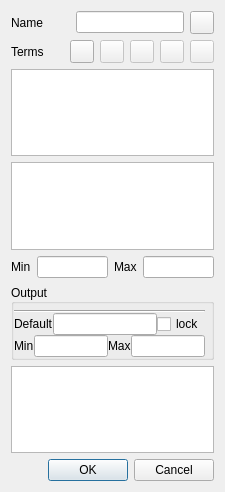
Before: the Qt Designer form qtfuzzylite/ui/Variable.ui in fuzzylite/fuzzylite, drawn with Qt 5.
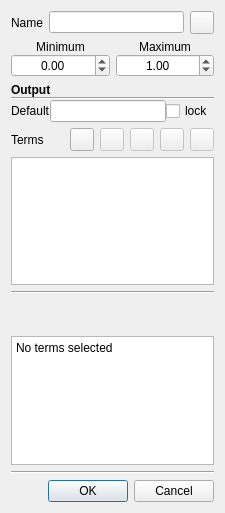
After: the same form once the commit is applied. Icons and pictures are not drawn. Custom widgets are drawn as their Qt base class.

Commit message: New memberships functions added from Octave. Further improved qtfuzzylite. Major refactoring to Terms and Variables.

Diff of the .ui file:
```diff
--- a/qtfuzzylite/ui/Variable.ui
+++ b/qtfuzzylite/ui/Variable.ui
@@ -10,7 +10,7 @@
     <x>0</x>
     <y>0</y>
     <width>225</width>
-    <height>492</height>
+    <height>513</height>
    </rect>
   </property>
   <property name="sizePolicy">
@@ -40,7 +40,7 @@
        <item>
         <widget class="QLineEdit" name="led_name">
          <property name="sizePolicy">
-          <sizepolicy hsizetype="Preferred" vsizetype="Fixed">
+          <sizepolicy hsizetype="Expanding" vsizetype="Fixed">
            <horstretch>0</horstretch>
            <verstretch>0</verstretch>
           </sizepolicy>
@@ -60,181 +60,127 @@
        </item>
       </layout>
      </item>
-     <item>
-      <layout class="QHBoxLayout" name="horizontalLayout_2">
-       <item>
-        <widget class="QLabel" name="lbl_terms">
-         <property name="text">
-          <string>Terms</string>
-         </property>
-        </widget>
-       </item>
-       <item>
-        <widget class="QToolButton" name="btn_add_term">
-         <property name="text">
-          <string/>
-         </property>
-         <property name="icon">
-          <iconset resource="resources.qrc">
-           <normaloff>:/icons/icons/edit_add.png</normaloff>:/icons/icons/edit_add.png</iconset>
-         </property>
-        </widget>
-       </item>
-       <item>
-        <widget class="QToolButton" name="btn_remove_term">
-         <property name="enabled">
-          <bool>false</bool>
-         </property>
-         <property name="text">
-          <string/>
-         </property>
-         <property name="icon">
-          <iconset resource="resources.qrc">
-           <normaloff>:/icons/icons/edit_remove.png</normaloff>:/icons/icons/edit_remove.png</iconset>
-         </property>
-        </widget>
-       </item>
-       <item>
-        <widget class="QToolButton" name="btn_edit_term">
-         <property name="enabled">
-          <bool>false</bool>
-         </property>
-         <property name="text">
-          <string/>
-         </property>
-         <property name="icon">
-          <iconset resource="resources.qrc">
-           <normaloff>:/icons/icons/pencil.png</normaloff>:/icons/icons/pencil.png</iconset>
-         </property>
-        </widget>
-       </item>
-       <item>
-        <widget class="QToolButton" name="btn_term_up">
-         <property name="enabled">
-          <bool>false</bool>
-         </property>
-         <property name="text">
-          <string/>
-         </property>
-         <property name="icon">
-          <iconset resource="resources.qrc">
-           <normaloff>:/icons/icons/up.png</normaloff>:/icons/icons/up.png</iconset>
-         </property>
-        </widget>
-       </item>
-       <item>
-        <widget class="QToolButton" name="btn_term_down">
-         <property name="enabled">
-          <bool>false</bool>
-         </property>
-         <property name="text">
-          <string/>
-         </property>
-         <property name="icon">
-          <iconset resource="resources.qrc">
-           <normaloff>:/icons/icons/down.png</normaloff>:/icons/icons/down.png</iconset>
-         </property>
-        </widget>
-       </item>
-      </layout>
-     </item>
-     <item>
-      <widget class="QListWidget" name="lvw_terms">
-       <property name="autoScrollMargin">
-        <number>0</number>
-       </property>
-       <property name="selectionMode">
-        <enum>QAbstractItemView::ExtendedSelection</enum>
-       </property>
-       <property name="selectionBehavior">
-        <enum>QAbstractItemView::SelectRows</enum>
-       </property>
-      </widget>
-     </item>
-     <item>
-      <widget class="fl::qt::Canvas" name="canvas">
-       <property name="verticalScrollBarPolicy">
-        <enum>Qt::ScrollBarAlwaysOff</enum>
-       </property>
-       <property name="horizontalScrollBarPolicy">
-        <enum>Qt::ScrollBarAlwaysOff</enum>
-       </property>
-       <property name="renderHints">
-        <set>QPainter::Antialiasing|QPainter::HighQualityAntialiasing|QPainter::SmoothPixmapTransform|QPainter::TextAntialiasing</set>
-       </property>
-       <property name="resizeAnchor">
-        <enum>QGraphicsView::AnchorViewCenter</enum>
-       </property>
-      </widget>
-     </item>
      <item>
       <layout class="QHBoxLayout" name="horizontalLayout">
        <item>
-        <widget class="QLabel" name="lbl_lvar_min">
-         <property name="text">
-          <string>Min</string>
+        <layout class="QVBoxLayout" name="verticalLayout_5">
+         <property name="spacing">
+          <number>0</number>
          </property>
-        </widget>
-       </item>
-       <item>
-        <widget class="QLineEdit" name="led_min">
-         <property name="alignment">
-          <set>Qt::AlignCenter</set>
+         <property name="leftMargin">
+          <number>0</number>
          </property>
-         <property name="readOnly">
-          <bool>true</bool>
-         </property>
-        </widget>
+         <item>
+          <widget class="QLabel" name="lbl_lvar_min">
+           <property name="font">
+            <font>
+             <pointsize>9</pointsize>
+            </font>
+           </property>
+           <property name="text">
+            <string>Minimum</string>
+           </property>
+           <property name="alignment">
+            <set>Qt::AlignCenter</set>
+           </property>
+          </widget>
+         </item>
+         <item>
+          <widget class="QDoubleSpinBox" name="sbx_min">
+           <property name="font">
+            <font>
+             <pointsize>9</pointsize>
+            </font>
+           </property>
+           <property name="alignment">
+            <set>Qt::AlignCenter</set>
+           </property>
+           <property name="minimum">
+            <double>-100.000000000000000</double>
+           </property>
+           <property name="maximum">
+            <double>100.000000000000000</double>
+           </property>
+           <property name="singleStep">
+            <double>0.100000000000000</double>
+           </property>
+          </widget>
+         </item>
+        </layout>
        </item>
        <item>
-        <widget class="QLabel" name="lbl_lvar_max">
-         <property name="text">
-          <string>Max</string>
+        <layout class="QVBoxLayout" name="verticalLayout_6">
+         <property name="spacing">
+          <number>0</number>
          </property>
-        </widget>
-       </item>
-       <item>
-        <widget class="QLineEdit" name="led_max">
-         <property name="alignment">
-          <set>Qt::AlignCenter</set>
-         </property>
-         <property name="readOnly">
-          <bool>true</bool>
-         </property>
-        </widget>
+         <item>
+          <widget class="QLabel" name="lbl_lvar_max">
+           <property name="font">
+            <font>
+             <pointsize>9</pointsize>
+            </font>
+           </property>
+           <property name="text">
+            <string>Maximum</string>
+           </property>
+           <property name="alignment">
+            <set>Qt::AlignCenter</set>
+           </property>
+          </widget>
+         </item>
+         <item>
+          <widget class="QDoubleSpinBox" name="sbx_max">
+           <property name="font">
+            <font>
+             <pointsize>9</pointsize>
+            </font>
+           </property>
+           <property name="alignment">
+            <set>Qt::AlignCenter</set>
+           </property>
+           <property name="minimum">
+            <double>-100.000000000000000</double>
+           </property>
+           <property name="maximum">
+            <double>100.000000000000000</double>
+           </property>
+           <property name="singleStep">
+            <double>0.100000000000000</double>
+           </property>
+           <property name="value">
+            <double>1.000000000000000</double>
+           </property>
+          </widget>
+         </item>
+        </layout>
        </item>
       </layout>
      </item>
      <item>
-      <widget class="QGroupBox" name="gbx_output">
+      <widget class="QFrame" name="gbx_output">
        <property name="styleSheet">
         <string notr="true"/>
        </property>
-       <property name="title">
-        <string>Output</string>
-       </property>
-       <property name="alignment">
-        <set>Qt::AlignLeading|Qt::AlignLeft|Qt::AlignVCenter</set>
-       </property>
-       <property name="checkable">
-        <bool>false</bool>
-       </property>
        <layout class="QVBoxLayout" name="verticalLayout_2">
         <property name="spacing">
          <number>0</number>
         </property>
-        <property name="leftMargin">
+        <property name="margin">
          <number>0</number>
         </property>
-        <property name="topMargin">
-         <number>6</number>
-        </property>
-        <property name="rightMargin">
-         <number>6</number>
-        </property>
-        <property name="bottomMargin">
-         <number>0</number>
-        </property>
+        <item>
+         <widget class="QLabel" name="label">
+          <property name="font">
+           <font>
+            <weight>75</weight>
+            <bold>true</bold>
+           </font>
+          </property>
+          <property name="text">
+           <string>Output</string>
+          </property>
+         </widget>
+        </item>
         <item>
          <widget class="Line" name="line">
           <property name="orientation">
@@ -263,7 +209,7 @@
              <bool>true</bool>
             </property>
             <property name="sizePolicy">
-             <sizepolicy hsizetype="Preferred" vsizetype="Fixed">
+             <sizepolicy hsizetype="Expanding" vsizetype="Fixed">
               <horstretch>0</horstretch>
               <verstretch>0</verstretch>
              </sizepolicy>
@@ -285,44 +231,123 @@
           </item>
          </layout>
         </item>
-        <item>
-         <layout class="QHBoxLayout" name="horizontalLayout_5">
-          <property name="topMargin">
-           <number>0</number>
-          </property>
-          <item>
-           <widget class="QLabel" name="lbl_min_range">
-            <property name="text">
-             <string>Min</string>
-            </property>
-           </widget>
-          </item>
-          <item>
-           <widget class="QLineEdit" name="led_min_range">
-            <property name="text">
-             <string/>
-            </property>
-           </widget>
-          </item>
-          <item>
-           <widget class="QLabel" name="lbl_max_range">
-            <property name="text">
-             <string>Max</string>
-            </property>
-           </widget>
-          </item>
-          <item>
-           <widget class="QLineEdit" name="led_max_range">
-            <property name="text">
-             <string/>
-            </property>
-           </widget>
-          </item>
-         </layout>
-        </item>
        </layout>
       </widget>
      </item>
+     <item>
+      <layout class="QHBoxLayout" name="horizontalLayout_2">
+       <item>
+        <widget class="QLabel" name="lbl_terms">
+         <property name="text">
+          <string>Terms</string>
+         </property>
+        </widget>
+       </item>
+       <item>
+        <widget class="QToolButton" name="btn_add_term">
+         <property name="text">
+          <string/>
+         </property>
+         <property name="icon">
+          <iconset resource="resources.qrc">
+           <normaloff>:/icons/icons/edit_add.png</normaloff>:/icons/icons/edit_add.png</iconset>
+         </property>
+        </widget>
+       </item>
+       <item>
+        <widget class="QToolButton" name="btn_remove_term">
+         <property name="enabled">
+          <bool>false</bool>
+         </property>
+         <property name="text">
+          <string/>
+         </property>
+         <property name="icon">
+          <iconset resource="resources.qrc">
+           <normaloff>:/icons/icons/edit_remove.png</normaloff>:/icons/icons/edit_remove.png</iconset>
+         </property>
+        </widget>
+       </item>
+       <item>
+        <widget class="QToolButton" name="btn_edit_term">
+         <property name="enabled">
+          <bool>false</bool>
+         </property>
+         <property name="text">
+          <string/>
+         </property>
+         <property name="icon">
+          <iconset resource="resources.qrc">
+           <normaloff>:/icons/icons/pencil.png</normaloff>:/icons/icons/pencil.png</iconset>
+         </property>
+        </widget>
+       </item>
+       <item>
+        <widget class="QToolButton" name="btn_term_up">
+         <property name="enabled">
+          <bool>false</bool>
+         </property>
+         <property name="text">
+          <string/>
+         </property>
+         <property name="icon">
+          <iconset resource="resources.qrc">
+           <normaloff>:/icons/icons/up.png</normaloff>:/icons/icons/up.png</iconset>
+         </property>
+        </widget>
+       </item>
+       <item>
+        <widget class="QToolButton" name="btn_term_down">
+         <property name="enabled">
+          <bool>false</bool>
+         </property>
+         <property name="text">
+          <string/>
+         </property>
+         <property name="icon">
+          <iconset resource="resources.qrc">
+           <normaloff>:/icons/icons/down.png</normaloff>:/icons/icons/down.png</iconset>
+         </property>
+        </widget>
+       </item>
+      </layout>
+     </item>
+     <item>
+      <widget class="QListWidget" name="lvw_terms">
+       <property name="autoScrollMargin">
+        <number>0</number>
+       </property>
+       <property name="selectionMode">
+        <enum>QAbstractItemView::ExtendedSelection</enum>
+       </property>
+       <property name="selectionBehavior">
+        <enum>QAbstractItemView::SelectRows</enum>
+       </property>
+      </widget>
+     </item>
+     <item>
+      <widget class="Line" name="line_3">
+       <property name="orientation">
+        <enum>Qt::Horizontal</enum>
+       </property>
+      </widget>
+     </item>
+     <item>
+      <widget class="fl::qt::Control" name="control" native="true">
+       <property name="sizePolicy">
+        <sizepolicy hsizetype="MinimumExpanding" vsizetype="MinimumExpanding">
+         <horstretch>0</horstretch>
+         <verstretch>0</verstretch>
+        </sizepolicy>
+       </property>
+       <property name="minimumSize">
+        <size>
+         <width>0</width>
+         <height>30</height>
+        </size>
+       </property>
+      </widget>
+     </item>
      <item>
       <widget class="QPlainTextEdit" name="ptx_terms">
        <property name="sizePolicy">
@@ -331,9 +356,24 @@
          <verstretch>0</verstretch>
         </sizepolicy>
        </property>
+       <property name="font">
+        <font>
+         <pointsize>9</pointsize>
+        </font>
+       </property>
        <property name="readOnly">
         <bool>true</bool>
        </property>
+       <property name="plainText">
+        <string>No terms selected</string>
+       </property>
+      </widget>
+     </item>
+     <item>
+      <widget class="Line" name="line_2">
+       <property name="orientation">
+        <enum>Qt::Horizontal</enum>
+       </property>
       </widget>
      </item>
     </layout>
@@ -349,9 +389,10 @@
  </widget>
  <customwidgets>
   <customwidget>
-   <class>fl::qt::Canvas</class>
-   <extends>QGraphicsView</extends>
-   <header>fl/qt/Canvas.h</header>
+   <class>fl::qt::Control</class>
+   <extends>QWidget</extends>
+   <header>fl/qt/Control.h</header>
+   <container>1</container>
   </customwidget>
  </customwidgets>
  <resources>
```
The commit also changes 122 other files.
